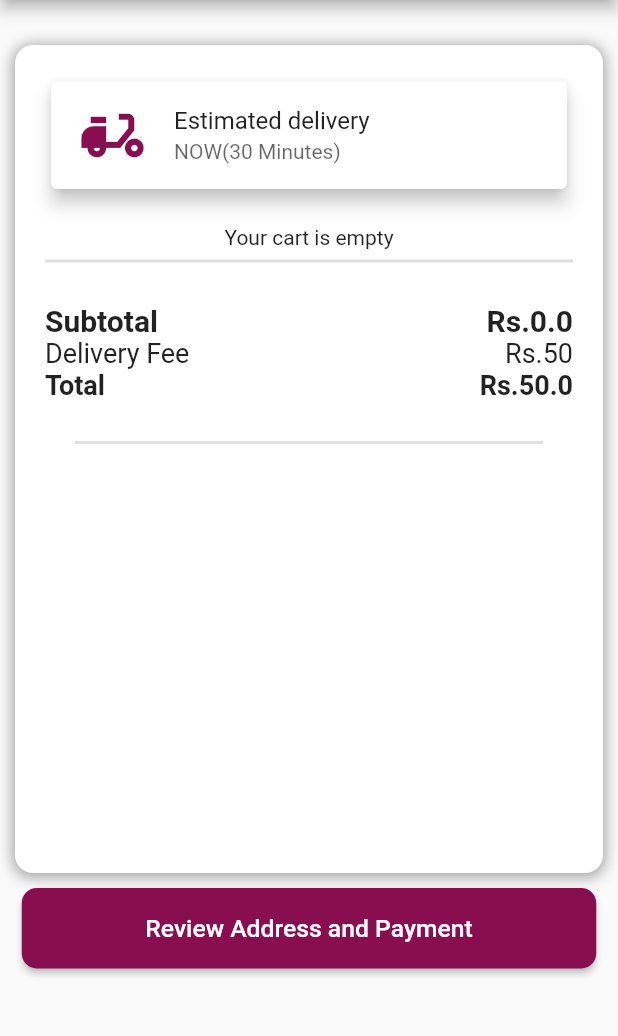
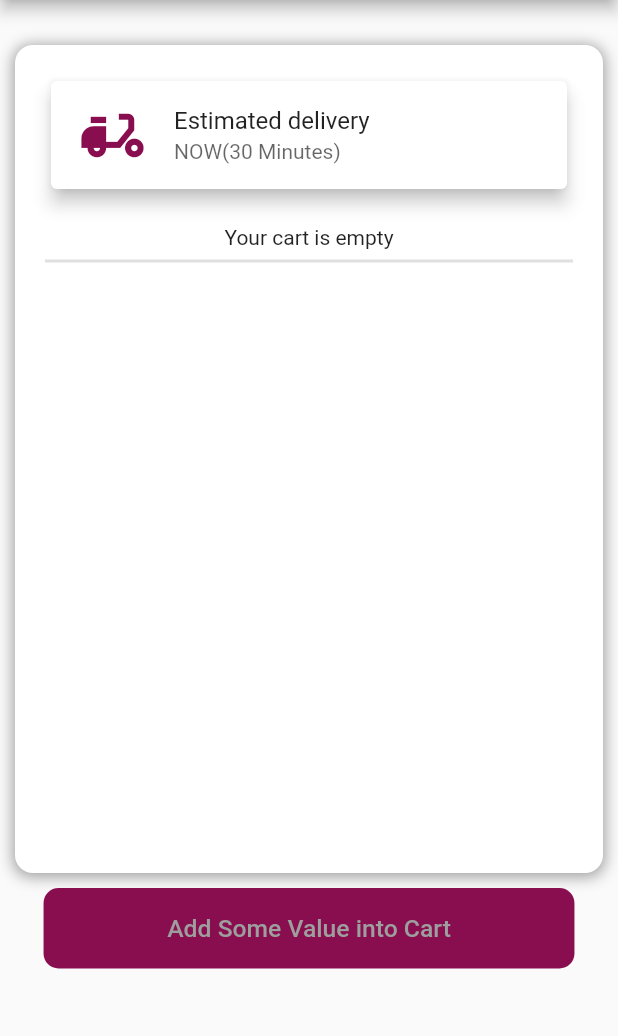
Before and after one commit to awais-tech/baltiApp, a Flutter app: the Mycart screen opened by its route, on a phone screen of 412 x 824 dp, the part 84-1120 px from its top. Run offline on Flutter 3.47's test engine with Material 2 defaults, Android fonts, the phone set to English and light mode, and no system bars; missing offline and left inert: sign_button.

Commit message:
fix error

```diff
--- a/lib/Screens/addtocart.dart
+++ b/lib/Screens/addtocart.dart
@@ -110,7 +110,8 @@
                             child: Divider(
                               thickness: 2,
                             )),
-                        Container(
+                        cart.items.length > 0
+                            ? Container(
                                 padding: EdgeInsets.symmetric(
                                     vertical: 20, horizontal: 20),
                                 child: Column(
@@ -174,6 +175,7 @@
                                   ],
                                 ),
                               )
+                            : Container()
                       ],
                     ),
                   ),
@@ -204,16 +206,20 @@
                   child: FittedBox(
                     fit: BoxFit.fitWidth,
                     child: Text(
-                      "Review Address and Payment",
+                      cart.items.length > 0
+                          ? "Review Address and Payment"
+                          : "Add Some Value into Cart",
                       style: TextStyle(
-                          color: Colors.white,
+                          color: cart.items.length > 0
+                              ? Colors.white
+                              : Colors.grey,
                           fontSize: (MediaQuery.of(context).size.width -
                                   MediaQuery.of(context).padding.top) *
                               0.04),
                       textAlign: TextAlign.center,
                     ),
                   ),
-                  onPressed: () => {},
+                  onPressed: cart.itemCount < 1 ? null : () => {},
                 ),
               ),
             ],
--- a/lib/Widgets/tab.dart
+++ b/lib/Widgets/tab.dart
@@ -1,4 +1,6 @@
 import 'package:balti/Provider/cart.dart';
+import 'package:balti/Screens/Account.dart';
+import 'package:balti/Screens/Explore.dart';
 import 'package:balti/Screens/HomepageScreen.dart';
 import 'package:balti/Screens/addtocart.dart';
 import 'package:balti/Widgets/badge.dart';
@@ -20,7 +22,7 @@
         'title': 'Home',
       },
       {
-        'Pages': 2,
+        'Pages': Explore(),
         'title': 'Explore',
       },
       {
@@ -28,7 +30,7 @@
         'title': 'Cart',
       },
       {
-        'Pages': 2,
+        'Pages': Account(),
         'title': 'Account',
       }
     ];
```
Also changed, not shown: lib/Screens/Account.dart (added, +19 -0 lines), lib/Screens/Explore.dart (added, +19 -0 lines), 1 other file. Lines whose indentation alone changed are shown as unchanged.
